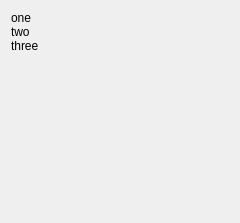
Before: the Qt Designer form byteconverter.ui in pjrinaldi/wombatforensics, drawn with Qt 5.
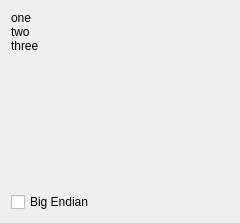
After: the same form once the commit is applied.

```diff
--- a/byteconverter.ui
+++ b/byteconverter.ui
@@ -13,7 +13,7 @@
   <property name="windowTitle">
    <string>Dialog</string>
   </property>
-  <layout class="QHBoxLayout" name="horizontalLayout">
+  <layout class="QVBoxLayout" name="verticalLayout">
    <item>
     <widget class="QLabel" name="label">
      <property name="text">
@@ -27,6 +27,13 @@
      </property>
     </widget>
    </item>
+   <item>
+    <widget class="QCheckBox" name="checkBox">
+     <property name="text">
+      <string>Big Endian</string>
+     </property>
+    </widget>
+   </item>
   </layout>
  </widget>
  <resources/>
```
